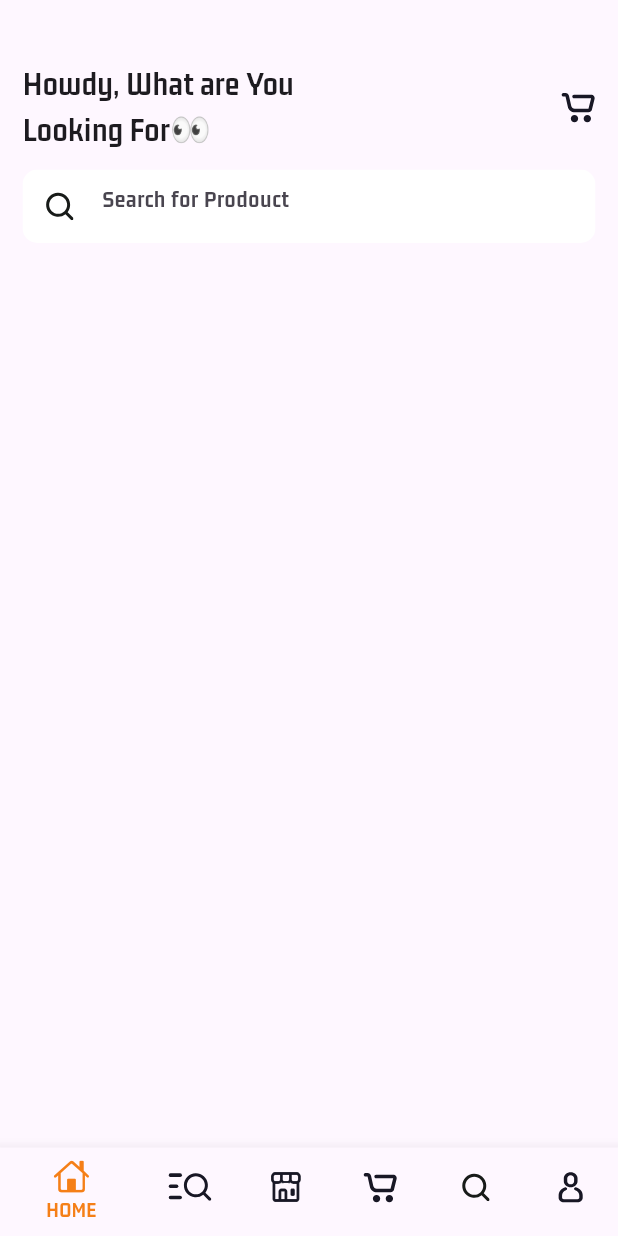
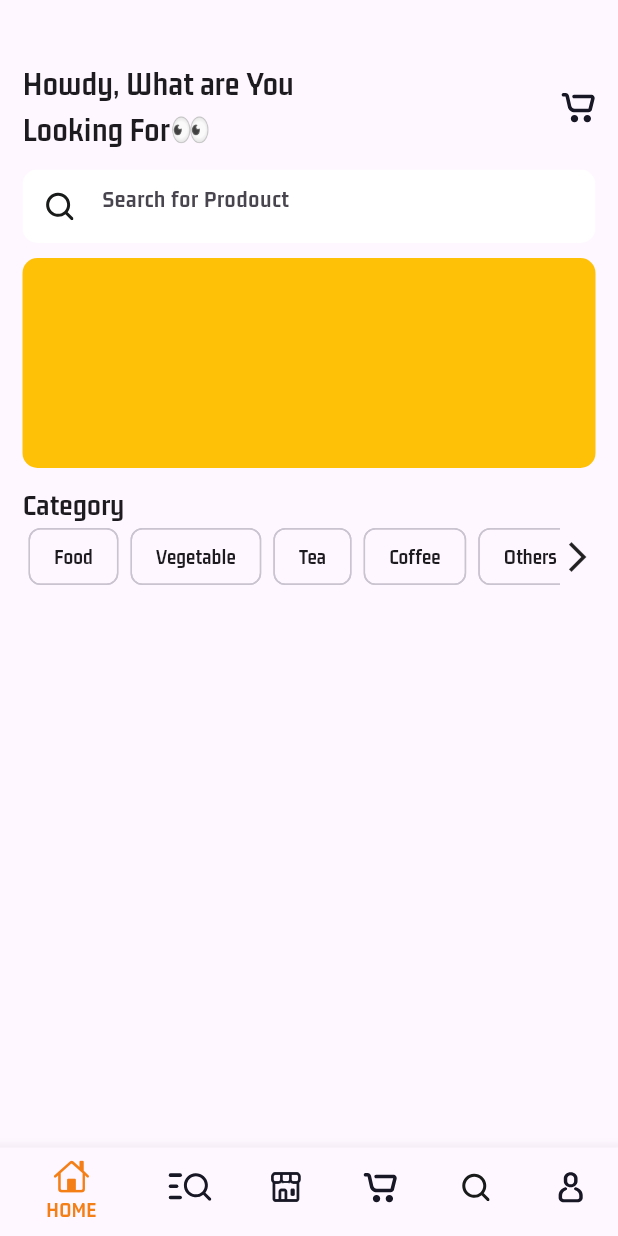
Before and after one commit to tejasthonge/Multi-Vendor-App--Provider-Firebase-, a Flutter app: the screen it shows after launch, on a phone screen of 412 x 824 dp. Run offline on Flutter 3.47's test engine with Material 3 defaults, Android fonts, the light colour scheme and no system bars; our stand-ins replace cloud_firestore, firebase_core, flutter_svg; missing offline and left inert: flutter_admin_scaffold; accounts and stored records are empty.

```diff
--- a/multivendor/lib/views/buyers/nav_screens/home_screen.dart
+++ b/multivendor/lib/views/buyers/nav_screens/home_screen.dart
@@ -1,9 +1,12 @@
 import 'package:flutter/material.dart';
+import 'package:multivendor/views/buyers/nav_screens/widgets/categary_widget.dart';
+import 'package:multivendor/views/buyers/nav_screens/widgets/home_banner_widget.dart';
 import 'package:multivendor/views/buyers/nav_screens/widgets/search_input_widget.dart';
 import 'package:multivendor/views/buyers/nav_screens/widgets/wellcoem_text_widget.dart';
 
 class HomeScreen extends StatelessWidget {
   const HomeScreen({super.key});
+
 
   @override
   Widget build(BuildContext context) {
@@ -14,7 +17,11 @@
           children: [
             WellcomeWidget(),
             const SizedBox(height: 10,),
-            SearchInputWidget()
+            SearchInputWidget(),
+            const SizedBox(height: 10,),
+            BannerWidget(),
+            const SizedBox(height: 10,),
+            CategoryWidget(),
           ],
         ),
       )
--- /dev/null
+++ b/multivendor/lib/views/buyers/nav_screens/widgets/categary_widget.dart
@@ -0,0 +1,53 @@
+import 'package:flutter/material.dart';
+
+class CategoryWidget extends StatelessWidget {
+  CategoryWidget({super.key});
+
+  final _categoryList = [
+    "Food",
+    "Vegetable",
+    "Tea",
+    "Coffee",
+    "Others"
+  ];
+
+  @override
+  Widget build(BuildContext context) {
+    return Column(
+      crossAxisAlignment: CrossAxisAlignment.start,
+      children: [
+        Container(
+                child: Text("Category",
+                  style: TextStyle(fontSize:20),
+                ),
+              ),
+        SizedBox(
+          height: 40,
+          child: Row(
+            children: [
+
+              Expanded(
+                child: ListView.builder(
+                  scrollDirection: Axis.horizontal,
+                  itemCount: _categoryList.length,
+                  itemBuilder: (context, index) {
+                    return Padding(
+                      padding: const EdgeInsets.symmetric(horizontal: 4.0),
+                      child: ActionChip(
+                        label: Text(_categoryList[index]),
+                        onPressed: () {
+                          // Define what happens when the chip is pressed
+                        },
+                      ),
+                    );
+                  },
+                ),
+              ),
+              Icon(Icons.arrow_forward_ios),
+            ],
+          ),
+        ),
+      ],
+    );
+  }
+}
--- /dev/null
+++ b/multivendor/lib/views/buyers/nav_screens/widgets/home_banner_widget.dart
@@ -0,0 +1,66 @@
+
+import 'package:cloud_firestore/cloud_firestore.dart';
+import 'package:flutter/material.dart';
+
+class BannerWidget extends StatefulWidget {
+  const BannerWidget({
+    super.key,
+  });
+
+  @override
+  State<BannerWidget> createState() => _BannerWidgetState();
+}
+
+class _BannerWidgetState extends State<BannerWidget> {
+    final FirebaseFirestore _firestore = FirebaseFirestore.instance;
+
+  final _bannerImagesList=[];
+
+
+  getBanners() {
+    return _firestore
+        .collection("Banners")
+        .get()
+        .then((QuerySnapshot querySnapshot) {
+          querySnapshot.docs.forEach((doc) {
+            setState(() {
+               _bannerImagesList.add(doc['image']);
+            });
+           });
+        });
+  }
+
+  @override
+  void initState() {
+    getBanners();
+    super.initState();
+  }
+
+  @override
+  Widget build(BuildContext context) {
+    return Container(
+      height: 140,
+      width: double.infinity,
+      decoration: BoxDecoration(
+        color: Colors.amber,
+        borderRadius: BorderRadius.circular(10)
+
+
+      ),
+      child: ClipRRect(
+        borderRadius: BorderRadius.circular(10),
+        child: PageView.builder(
+
+          itemCount: _bannerImagesList.length,
+          itemBuilder: ((context, index){
+          return Image.network(
+
+            _bannerImagesList[index],
+            fit: BoxFit.cover,
+          );
+        })),
+      )
+    );
+
+  }
+}
--- /dev/null
+++ b/multivendor_web_admin_panel/lib/main.dart
@@ -0,0 +1,19 @@
+import 'package:flutter/material.dart';
+import 'package:multivendor_web_admin_panel/views/screens/main_screen.dart';
+
+void main() {
+  runApp(const MyApp());
+}
+
+class MyApp extends StatelessWidget {
+  const MyApp({super.key});
+
+  // This widget is the root of your application.
+  @override
+  Widget build(BuildContext context) {
+    return MaterialApp(
+
+      home:MainScreen()
+    );
+  }
+}
```
Also changed, not shown: multivendor/lib/main.dart (+6 -1 lines), multivendor_web_admin_panel/analysis_options.yaml (added, +28 -0 lines), multivendor_web_admin_panel/lib/views/screens/main_screen.dart (added, +93 -0 lines), multivendor_web_admin_panel/lib/views/screens/side_bar_screnn/category_screen.dart (added, +17 -0 lines), multivendor_web_admin_panel/lib/views/screens/side_bar_screnn/dashboar_sceen.dart (added, +19 -0 lines), multivendor_web_admin_panel/lib/views/screens/side_bar_screnn/orders_screen.dart (added, +19 -0 lines), multivendor_web_admin_panel/lib/views/screens/side_bar_screnn/product_sceen.dart (added, +16 -0 lines), multivendor_web_admin_panel/lib/views/screens/side_bar_screnn/upload_banner_screen.dart (added, +18 -0 lines), multivendor_web_admin_panel/lib/views/screens/side_bar_screnn/vendors_screen.dart (added, +20 -0 lines), multivendor_web_admin_panel/lib/views/screens/side_bar_screnn/withdrowal_screen.dart (added, +20 -0 lines), multivendor_web_admin_panel/pubspec.yaml (added, +94 -0 lines), multivendor/firebase.json (added), multivendor/lib/firebase_options.dart (added), multivendor_web_admin_panel/pubspec.lock (added), 133 other files.
